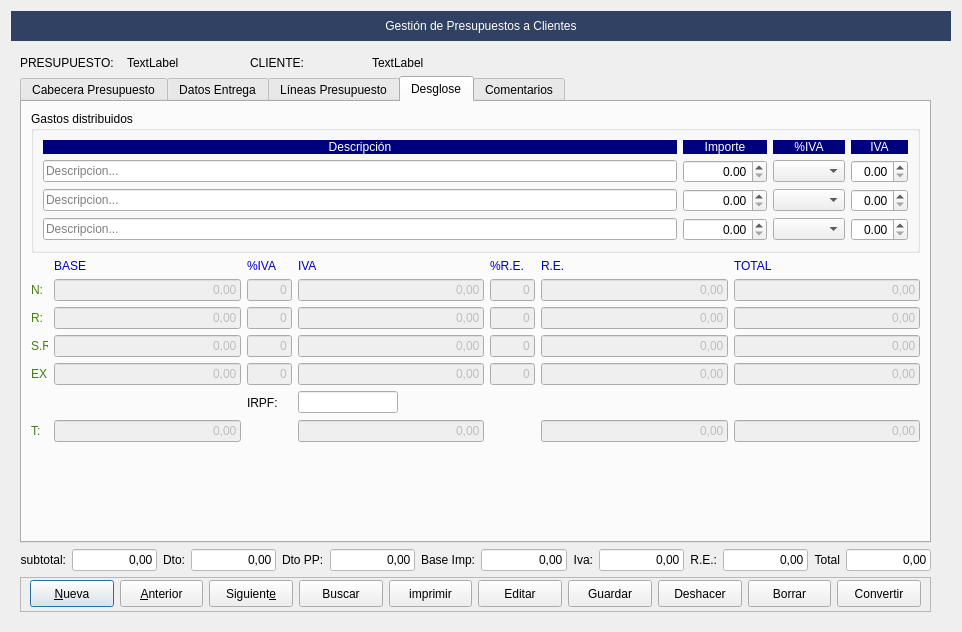
This is Zona_Ventas/frmpresupuestoscli.ui in arcnexus/RedFoX as Qt 5 draws it before an edit. The edited form follows.
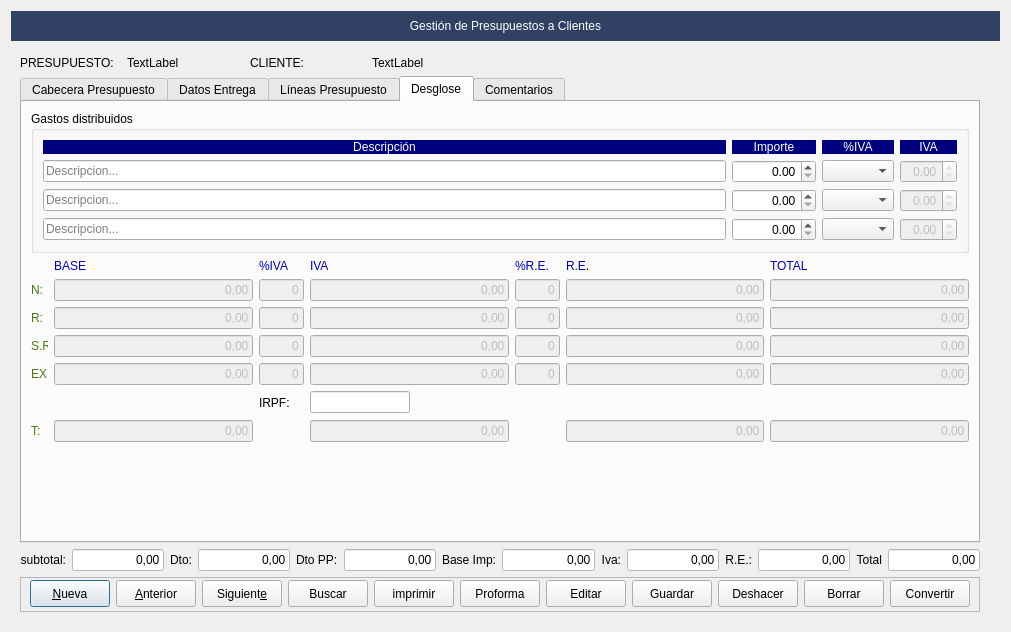
This is the edited form. The open tabs and pages were chosen to show the change. Icons and pictures are not drawn.

```diff
--- a/Zona_Ventas/frmpresupuestoscli.ui
+++ b/Zona_Ventas/frmpresupuestoscli.ui
@@ -484,6 +484,29 @@
             </property>
            </widget>
           </item>
+          <item>
+           <widget class="QPushButton" name="btnPrforma">
+            <property name="minimumSize">
+             <size>
+              <width>0</width>
+              <height>27</height>
+             </size>
+            </property>
+            <property name="text">
+             <string>Proforma</string>
+            </property>
+            <property name="icon">
+             <iconset resource="../maya.qrc">
+              <normaloff>:/Icons/PNG/Print.png</normaloff>:/Icons/PNG/Print.png</iconset>
+            </property>
+            <property name="iconSize">
+             <size>
+              <width>24</width>
+              <height>24</height>
+             </size>
+            </property>
+           </widget>
+          </item>
           <item>
            <widget class="QPushButton" name="btnEditar">
             <property name="minimumSize">
@@ -2332,9 +2355,15 @@
                 </item>
                 <item row="1" column="3">
                  <widget class="QDoubleSpinBox" name="spinIva_gasto1">
+                  <property name="enabled">
+                   <bool>false</bool>
+                  </property>
                   <property name="alignment">
                    <set>Qt::AlignRight|Qt::AlignTrailing|Qt::AlignVCenter</set>
                   </property>
+                  <property name="readOnly">
+                   <bool>true</bool>
+                  </property>
                  </widget>
                 </item>
                 <item row="1" column="0">
@@ -2373,16 +2402,28 @@
                 </item>
                 <item row="2" column="3">
                  <widget class="QDoubleSpinBox" name="spinIva_gasto2">
+                  <property name="enabled">
+                   <bool>false</bool>
+                  </property>
                   <property name="alignment">
                    <set>Qt::AlignRight|Qt::AlignTrailing|Qt::AlignVCenter</set>
                   </property>
+                  <property name="readOnly">
+                   <bool>true</bool>
+                  </property>
                  </widget>
                 </item>
                 <item row="3" column="3">
                  <widget class="QDoubleSpinBox" name="spinIva_gasto3">
+                  <property name="enabled">
+                   <bool>false</bool>
+                  </property>
                   <property name="alignment">
                    <set>Qt::AlignRight|Qt::AlignTrailing|Qt::AlignVCenter</set>
                   </property>
+                  <property name="readOnly">
+                   <bool>true</bool>
+                  </property>
                  </widget>
                 </item>
                 <item row="0" column="0">
```
Left out of the diff: 2 changed lines with no effect on the pictures.
